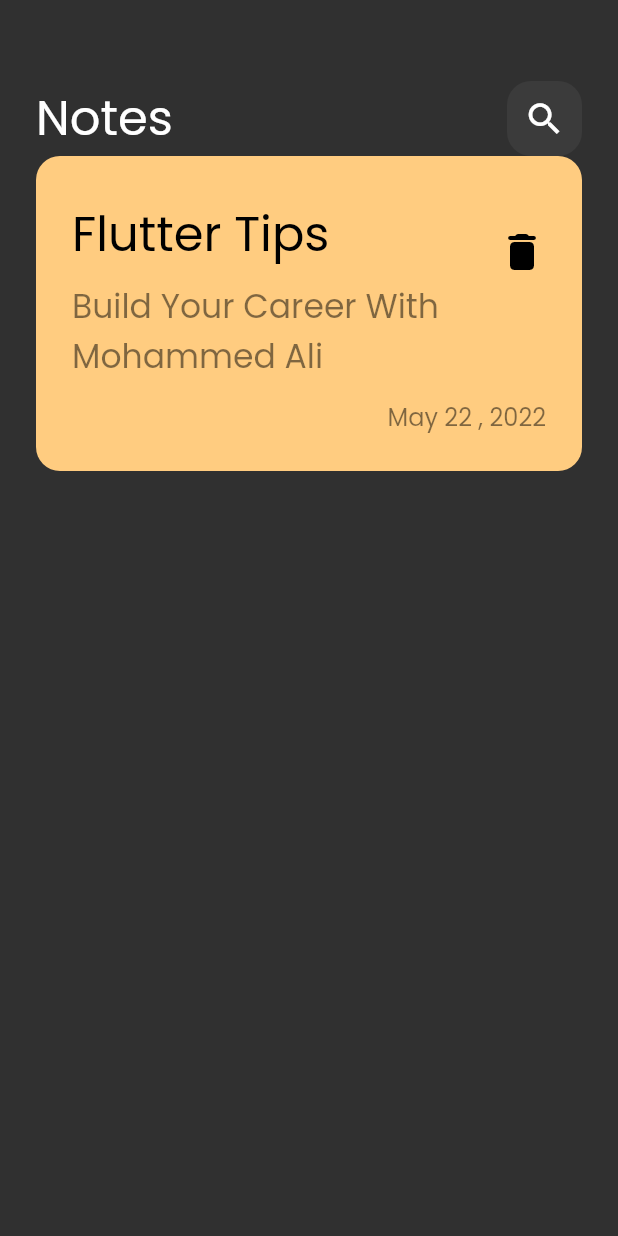
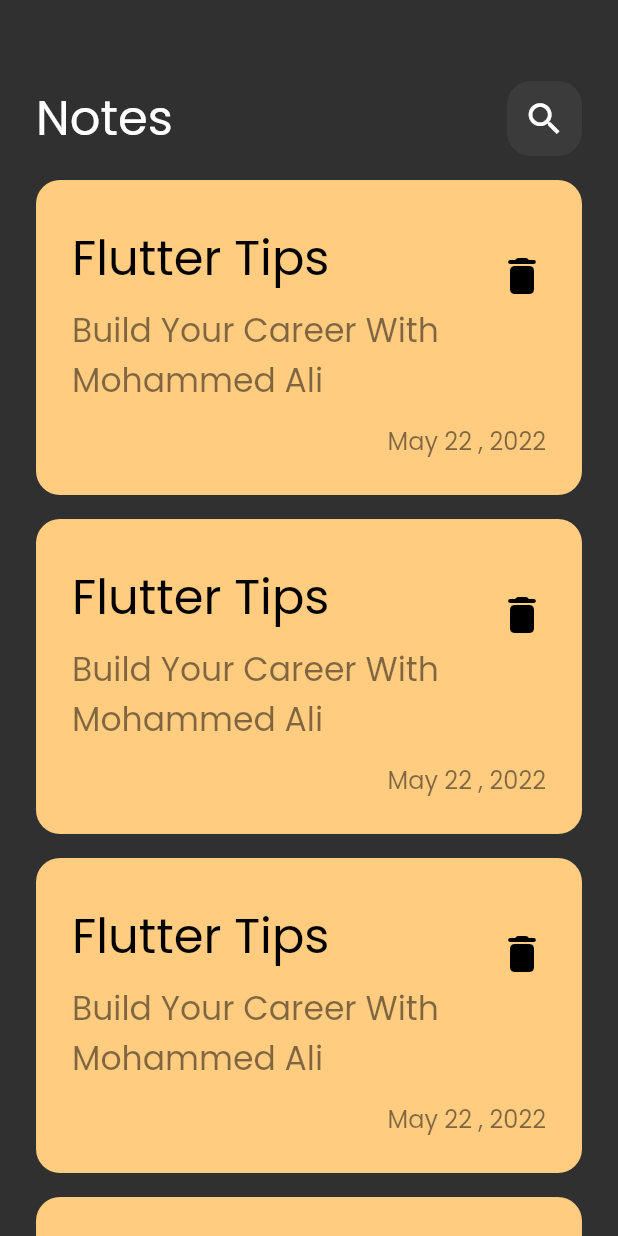
Before and after one commit to mohammedali882001/note_app, a Flutter app: the screen it shows after launch, on a phone screen of 412 x 824 dp. Run offline on Flutter 3.47's test engine with Material 2 defaults, Android fonts, the phone set to English and light mode, and no system bars.

Commit message:
create notes list view

```diff
--- a/lib/views/notes_view.dart
+++ b/lib/views/notes_view.dart
@@ -2,6 +2,8 @@ import 'package:flutter/material.dart';
 import 'package:flutter/src/widgets/framework.dart';
 import 'package:flutter/src/widgets/placeholder.dart';
 
+import '../widgets/custom_notes_item.dart';
+import '../widgets/custom_notes_listview.dart';
 import '../widgets/custom_view_body.dart';
 
 class NotesView extends StatelessWidget {
@@ -16,66 +18,10 @@ class NotesView extends StatelessWidget {
           children: const [
             SizedBox(height: 54),
             CustomViewBody(),
-            CustomNotesItem(),
+            Expanded(child: CustomNotesListView()),
           ],
         ),
       ),
     );
   }
 }
-
-class CustomNotesItem extends StatelessWidget {
-  const CustomNotesItem({super.key});
-
-  @override
-  Widget build(BuildContext context) {
-    return Container(
-      padding: EdgeInsets.only(bottom: 24, top: 24, left: 8),
-      decoration: BoxDecoration(
-        borderRadius: BorderRadius.circular(16),
-        color: const Color(0xffffcc80),
-      ),
-      child: Column(
-        crossAxisAlignment: CrossAxisAlignment.end,
-        children: [
-          ListTile(
-              title: const Text(
-                'Flutter Tips',
-                style: TextStyle(
-                  color: Colors.black,
-                  fontSize: 32,
-                ),
-              ),
-              subtitle: Padding(
-                padding: const EdgeInsets.symmetric(vertical: 8),
-                child: Text(
-                  'Build Your Career With Mohammed Ali ',
-                  style: TextStyle(
-                    color: Colors.black.withOpacity(0.5),
-                    fontSize: 22,
-                  ),
-                ),
-              ),
-              trailing: IconButton(
-                onPressed: () {},
-                icon: Icon(
-                  Icons.delete_rounded,
-                  color: Colors.black,
-                  size: 32,
-                ),
-              )),
-          Padding(
-            padding: const EdgeInsets.only(right: 24),
-            child: Text(
-              'May 22 , 2022',
-              style: TextStyle(
-                color: Colors.black.withOpacity(0.5),
-                fontSize: 16,
-              ),
-            ),
-          ),
-        ],
-      ),
-    );
-  }
-}
--- /dev/null
+++ b/lib/widgets/custom_notes_item.dart
@@ -0,0 +1,57 @@
+import 'package:flutter/material.dart';
+
+class CustomNotesItem extends StatelessWidget {
+  const CustomNotesItem({super.key});
+
+  @override
+  Widget build(BuildContext context) {
+    return Container(
+      padding: const EdgeInsets.only(bottom: 24, top: 24, left: 8),
+      decoration: BoxDecoration(
+        borderRadius: BorderRadius.circular(16),
+        color: const Color(0xffffcc80),
+      ),
+      child: Column(
+        crossAxisAlignment: CrossAxisAlignment.end,
+        children: [
+          ListTile(
+              title: const Text(
+                'Flutter Tips',
+                style: TextStyle(
+                  color: Colors.black,
+                  fontSize: 32,
+                ),
+              ),
+              subtitle: Padding(
+                padding: const EdgeInsets.symmetric(vertical: 8),
+                child: Text(
+                  'Build Your Career With Mohammed Ali ',
+                  style: TextStyle(
+                    color: Colors.black.withOpacity(0.5),
+                    fontSize: 22,
+                  ),
+                ),
+              ),
+              trailing: IconButton(
+                onPressed: () {},
+                icon: const Icon(
+                  Icons.delete_rounded,
+                  color: Colors.black,
+                  size: 32,
+                ),
+              )),
+          Padding(
+            padding: const EdgeInsets.only(right: 24),
+            child: Text(
+              'May 22 , 2022',
+              style: TextStyle(
+                color: Colors.black.withOpacity(0.5),
+                fontSize: 16,
+              ),
+            ),
+          ),
+        ],
+      ),
+    );
+  }
+}
--- /dev/null
+++ b/lib/widgets/custom_notes_listview.dart
@@ -0,0 +1,22 @@
+import 'package:flutter/material.dart';
+
+import 'custom_notes_item.dart';
+
+class CustomNotesListView extends StatelessWidget {
+  const CustomNotesListView({super.key});
+
+  @override
+  Widget build(BuildContext context) {
+    return Padding(
+      padding: const EdgeInsets.only(top: 8),
+      child: ListView.builder(
+        itemBuilder: (context, index) {
+          return const Padding(
+            padding: EdgeInsets.symmetric(vertical: 8),
+            child: CustomNotesItem(),
+          );
+        },
+      ),
+    );
+  }
+}
```
